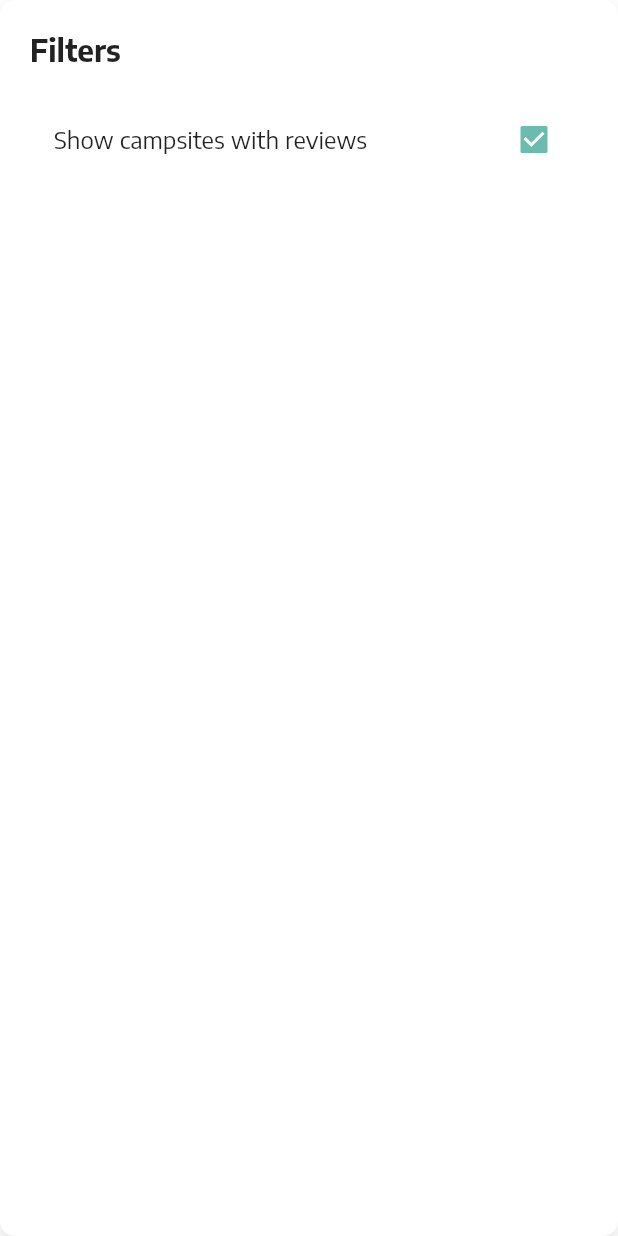
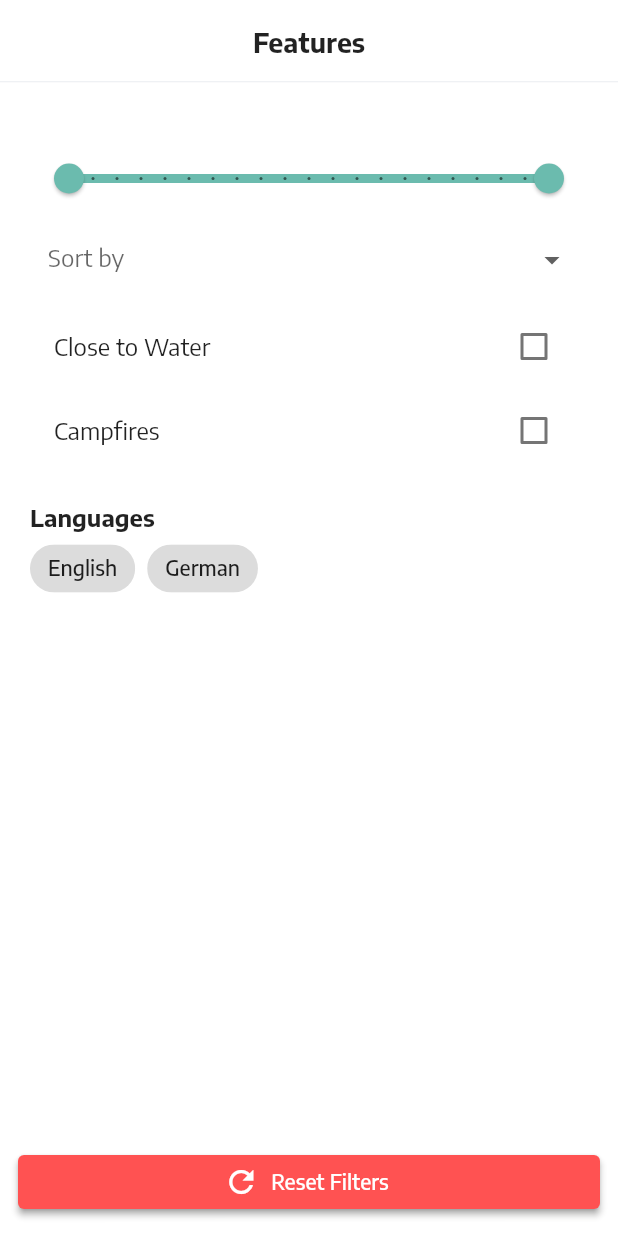
Before and after one commit to mokaily/roadsurferdemo, a Flutter app: the FiltersScreen widget shown alone on an empty page, opened directly, on a phone screen of 412 x 824 dp. Run offline on Flutter 3.47's test engine with Material 3 defaults, Android fonts, the phone set to English and light mode, and no system bars; our stand-ins replace dio, equatable, flutter_map, flutter_riverpod, freezed_annotation, latlong2; network calls fail.

Commit message:
implement filter feature's logic

```diff
--- a/lib/features/campsites/data/repositories/campsite_repository_impl.dart
+++ b/lib/features/campsites/data/repositories/campsite_repository_impl.dart
@@ -23,11 +23,10 @@ class CampsiteRepositoryImpl implements CampsiteRepository {
       double newLatitude = Helpers.normalizeLatLong(model.geoLocation.lat);
       double newLongitude = Helpers.normalizeLatLong(model.geoLocation.lng);
       double newPrice = Helpers.normalizePrice(model.pricePerNight);
+      DateTime newDate = Helpers.formattingDate(model.createdAt);
 
       enriched.add(model.toEntity(
-          latitude: newLatitude,
-          longitude: newLongitude,
-          pricePerNight: newPrice));
+          latitude: newLatitude, longitude: newLongitude, pricePerNight: newPrice, createdAt: newDate));
     }
     return enriched;
   }
--- a/lib/features/campsites/domain/entities/campsite_params.dart
+++ b/lib/features/campsites/domain/entities/campsite_params.dart
@@ -11,6 +11,7 @@ class CampsiteParams extends Equatable {
   final bool isCampFireAllowed;
   final double pricePerNight;
   final List<String> hostLanguages;
+  final DateTime createdAt;
 
   CampsiteParams({
     required this.id,
@@ -22,12 +23,13 @@ class CampsiteParams extends Equatable {
     required this.isCampFireAllowed,
     required this.pricePerNight,
     required this.hostLanguages,
+    required this.createdAt,
     this.address = "",
   });
 
   @override
   List<Object?> get props => [
     id, label, photo, latitude, longitude, isCloseToWater,
-    isCampFireAllowed, pricePerNight, hostLanguages, address
+    isCampFireAllowed, pricePerNight, hostLanguages, address, createdAt
   ];
 }
--- a/lib/features/campsites/domain/entities/filter_params.dart
+++ b/lib/features/campsites/domain/entities/filter_params.dart
@@ -1,41 +1,63 @@
 import 'package:equatable/equatable.dart';
+import 'package:roadsurferdemo/features/campsites/domain/enums/campsite_sortby_enums.dart';
 
 class FilterParams extends Equatable {
   final bool? isCloseToWater;
   final bool? isCampFireAllowed;
   final double? minPricePerNight;
+  final double? lowestMinPricePerNight;
   final double? maxPricePerNight;
+  final double? highestPricePerNight;
   final String? address;
   final List<String>? hostLanguages;
+  final CampsiteSortBy? sortBy;
 
   const FilterParams({
     this.isCloseToWater,
     this.isCampFireAllowed,
     this.minPricePerNight,
+    this.lowestMinPricePerNight,
     this.maxPricePerNight,
+    this.highestPricePerNight,
     this.address,
     this.hostLanguages,
+    this.sortBy,
   });
 
   @override
-  List<Object?> get props =>
-      [isCloseToWater, address, isCampFireAllowed, minPricePerNight, maxPricePerNight, hostLanguages];
+  List<Object?> get props => [
+        isCloseToWater,
+        address,
+        isCampFireAllowed,
+        minPricePerNight,
+        maxPricePerNight,
+        hostLanguages,
+        highestPricePerNight,
+        lowestMinPricePerNight,
+        sortBy
+      ];
 
   FilterParams copyWith({
     double? minPricePerNight,
     double? maxPricePerNight,
+    double? lowestMinPricePerNight,
+    double? highestPricePerNight,
     bool? isCloseToWater,
     bool? isCampFireAllowed,
     String? address,
     List<String>? hostLanguages,
+    CampsiteSortBy? sortBy,
   }) {
     return FilterParams(
       minPricePerNight: minPricePerNight ?? this.minPricePerNight,
       maxPricePerNight: maxPricePerNight ?? this.maxPricePerNight,
+      lowestMinPricePerNight: lowestMinPricePerNight ?? this.lowestMinPricePerNight,
+      highestPricePerNight: highestPricePerNight ?? this.highestPricePerNight,
       isCloseToWater: isCloseToWater ?? this.isCloseToWater,
       isCampFireAllowed: isCampFireAllowed ?? this.isCampFireAllowed,
       address: address ?? this.address,
       hostLanguages: hostLanguages ?? this.hostLanguages,
+      sortBy: sortBy ?? this.sortBy,
     );
   }
 }
--- /dev/null
+++ b/lib/features/campsites/domain/enums/campsite_sortby_enums.dart
@@ -0,0 +1 @@
+enum CampsiteSortBy { lowestPrice, highestPrice, older, newer }
--- a/lib/features/campsites/presentation/widgets/filter_widget.dart
+++ b/lib/features/campsites/presentation/widgets/filter_widget.dart
@@ -1,80 +1,192 @@
 import 'package:flutter/material.dart';
 import 'package:flutter_riverpod/flutter_riverpod.dart';
+import 'package:roadsurferdemo/features/campsites/domain/enums/campsite_sortby_enums.dart';
 import '../../../../dependency_injection.dart';
 import '../../domain/entities/filter_params.dart';
 
-class FiltersScreen extends ConsumerWidget {
+class FiltersScreen extends ConsumerStatefulWidget {
   const FiltersScreen({super.key});
 
   @override
-  Widget build(BuildContext context, WidgetRef ref) {
-    final campsiteState = ref.watch(campsiteNotifierProvider);
+  ConsumerState<FiltersScreen> createState() => _CampCardWidgetState();
+}
+
+class _CampCardWidgetState extends ConsumerState<FiltersScreen> {
+  late bool closeToWater;
+  late bool campfires;
+  late Set<String> selectedLanguages;
+
+  @override
+  void initState() {
+    final filter = ref.read(campsiteNotifierProvider.notifier).filterParams;
+    closeToWater = filter.isCloseToWater ?? false;
+    campfires = filter.isCampFireAllowed ?? false;
+    selectedLanguages = {...?filter.hostLanguages};
+    super.initState();
+  }
+
+  RangeValues? _localRange;
+
+  @override
+  Widget build(BuildContext context) {
     final campsiteNotifier = ref.read(campsiteNotifierProvider.notifier);
-    //
-    // final filter = campsiteState.filterParams;
-    //
-    // RangeValues currentRange = RangeValues(
-    //   campsiteState.filterParams.minPricePerNight ?? 0,
-    //   campsiteState.filterParams.maxPricePerNight ?? 1000,
-    // );
 
-    return Container(
-      decoration: BoxDecoration(
-        borderRadius: BorderRadius.circular(10),
-        color: Colors.white,
-        boxShadow: [
-          BoxShadow(
-            color: Colors.grey.withValues(alpha: 0.3),
-            blurRadius: 10,
-            offset: Offset(0, 5),
+    final currentFilter = campsiteNotifier.filterParams;
+
+    final double minLimit = campsiteNotifier.filterParams.lowestMinPricePerNight ?? 0;
+    final double maxLimit = campsiteNotifier.filterParams.highestPricePerNight ?? 1000;
+
+    final priceRange = _localRange ??
+        RangeValues(
+          currentFilter.minPricePerNight ?? minLimit,
+          currentFilter.maxPricePerNight ?? maxLimit,
+        );
+
+    return SizedBox.expand(
+      child: Column(
+        children: [
+          const Padding(
+            padding: EdgeInsets.symmetric(vertical: 16.0),
+            child: Text(
+              "Features",
+              style: TextStyle(fontSize: 18, fontWeight: FontWeight.bold),
+            ),
           ),
-        ],
-      ),
-      child: ListView(
-        padding: const EdgeInsets.all(20),
-        children: [
-          Text(
-            "Filters",
-            style: Theme.of(context).textTheme.titleLarge?.copyWith(fontWeight: FontWeight.bold),
+          const Divider(height: 1),
+          Expanded(
+            child: SingleChildScrollView(
+              padding: const EdgeInsets.all(20),
+              child: Column(
+                crossAxisAlignment: CrossAxisAlignment.start,
+                children: [
+                  const SizedBox(height: 20),
+                  RangeSlider(
+                    values: priceRange,
+                    onChanged: (range) {
+                      setState(() => _localRange = range);
+                    },
+                    onChangeEnd: (range) {
+                      campsiteNotifier.applyFilter(
+                        currentFilter.copyWith(
+                          minPricePerNight: range.start,
+                          maxPricePerNight: range.end,
+                        ),
+                      );
+                    },
+                    min: minLimit,
+                    max: maxLimit,
+                    divisions: 20,
+                    labels: RangeLabels(
+                      "${priceRange.start.toInt()}€",
+                      "${priceRange.end.toInt()}€",
+                    ),
+                  ),
+                  DropdownButtonFormField<CampsiteSortBy>(
+                    value: currentFilter.sortBy,
+                    decoration: const InputDecoration(
+                      labelText: "Sort by",
+                      border: OutlineInputBorder(),
+                      contentPadding: EdgeInsets.symmetric(horizontal: 12, vertical: 10),
+                    ),
+                    items: const [
+                      DropdownMenuItem(
+                        value: CampsiteSortBy.lowestPrice,
+                        child: Text("Lowest Price"),
+                      ),
+                      DropdownMenuItem(
+                        value: CampsiteSortBy.highestPrice,
+                        child: Text("Highest Price"),
+                      ),
+                      DropdownMenuItem(
+                        value: CampsiteSortBy.older,
+                        child: Text("Older"),
+                      ),
+                      DropdownMenuItem(
+                        value: CampsiteSortBy.newer,
+                        child: Text("Newer"),
+                      ),
+                    ],
+                    onChanged: (value) {
+                      if (value != null) {
+                        ref.read(campsiteNotifierProvider.notifier).applyFilter(
+                              currentFilter.copyWith(sortBy: value),
+                            );
+                      }
+                    },
+                  ),
+                  _buildCheckbox("Close to Water", closeToWater, (val) => closeToWater = val ?? false),
+                  _buildCheckbox("Campfires", campfires, (val) => campfires = val ?? false),
+                  const SizedBox(height: 20),
+                  const Text("Languages", style: TextStyle(fontSize: 16, fontWeight: FontWeight.bold)),
+                  Wrap(
+                    spacing: 8,
+                    children: [
+                      _buildLanguageChip("en", "English"),
+                      _buildLanguageChip("de", "German"),
+                    ],
+                  ),
+                  const SizedBox(height: 100), // padding so content doesn't hide under button
+                ],
+              ),
+            ),
           ),
-          const SizedBox(height: 20),
-          // RangeSlider(values: RangeValues(0, 1000), onChanged: (rangeValues) {
-          //   campsiteNotifier.updateFilterParams(
-          //     FilterParams(priceRange: rangeValues),
-          //   );
-          // }, min: 0, max: 1000, divisions: 10, labels: RangeLabels("0", "1000")),
-
-
-          // CheckboxListTile(
-          //   title: const Text("Show only available campsites"),
-          //   value: campsiteState.filterParams.showAvailableOnly,
-          //   onChanged: (value) {
-          //     campsiteNotifier.updateFilterParams(
-          //       FilterParams(showAvailableOnly: value ?? false),
-          //     );
-          //   },
-          // ),
-          // CheckboxListTile(
-          //   title: const Text("Show campsites with amenities"),
-          //   value: campsiteState.filterParams.showWithAmenities,
-          //   onChanged: (value) {
-          //     campsiteNotifier.updateFilterParams(
-          //       FilterParams(showWithAmenities: value ?? false),
-          //     );
-          //   },
-          // ),
-          CheckboxListTile(
-            title: const Text("Show campsites with reviews"),
-            value: true,
-            onChanged: (value) {
-              // campsiteNotifier.updateFilterParams(
-              //   FilterParams(showWithReviews: value ?? false),
-              // );
-            },
+          Container(
+            color: Colors.white,
+            padding: const EdgeInsets.all(12),
+            child: SizedBox(
+              width: double.infinity,
+              child: ElevatedButton.icon(
+                onPressed: () {},
+                icon: const Icon(Icons.refresh),
+                label: const Text("Reset Filters"),
+                style: ElevatedButton.styleFrom(
+                  foregroundColor: Colors.white,
+                  backgroundColor: Colors.redAccent,
+                ),
+              ),
+            ),
           ),
-          // Add more filter options as needed
         ],
       ),
     );
   }
+
+  void _apply() {
+    ref.read(campsiteNotifierProvider.notifier).applyFilter(
+          FilterParams(
+            isCloseToWater: closeToWater,
+            isCampFireAllowed: campfires,
+            hostLanguages: selectedLanguages.toList(),
+          ),
+        );
+  }
+
+  Widget _buildCheckbox(String title, bool value, ValueChanged<bool?> onChanged) {
+    return CheckboxListTile(
+      title: Text(title),
+      value: value,
+      onChanged: (val) {
+        setState(() => onChanged(val));
+        _apply();
+      },
+    );
+  }
+
+  Widget _buildLanguageChip(String langCode, String label) {
+    final isSelected = selectedLanguages.contains(langCode);
+    return FilterChip(
+      label: Text(label),
+      selected: isSelected,
+      onSelected: (selected) {
+        setState(() {
+          if (selected) {
+            selectedLanguages.add(langCode);
+          } else {
+            selectedLanguages.remove(langCode);
+          }
+          _apply();
+        });
+      },
+    );
+  }
 }
```
Also changed, not shown: lib/core/utils/normalizers.dart (+9 -1 lines), lib/features/campsites/data/models/campsite_model_mapper.dart (+9 -1 lines), lib/features/campsites/presentation/providers/state/campsite_notifier.dart (+39 -5 lines).
